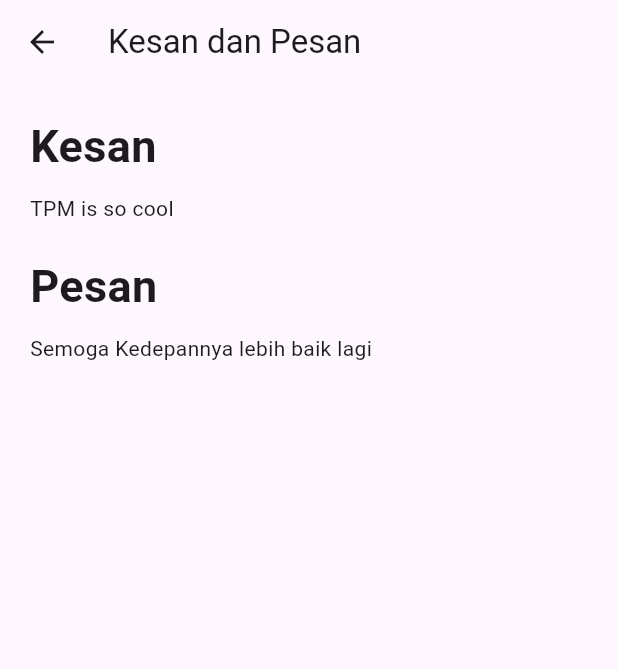
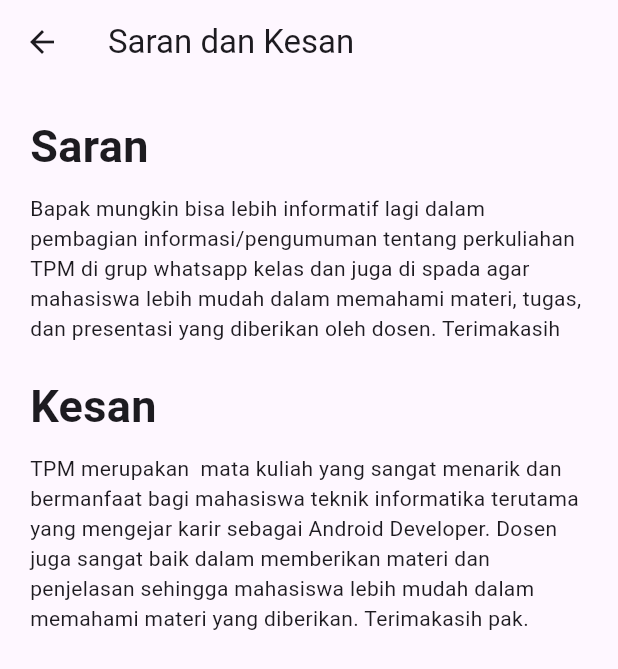
Before and after one commit to hzlnqodrey/book_rec_app_flutter, a Flutter app: the KesanPesan screen opened directly, on a phone screen of 412 x 824 dp. Shown: the top 669 px of the screen. Run offline on Flutter 3.47's test engine with Material 3 defaults, Android fonts, the phone set to English and light mode, and no system bars; our stand-ins replace dio, google_fonts, google_nav_bar, hive, hive_flutter, open_file and 1 more; missing offline and left inert: bcrypt; accounts and stored records are empty; Roboto replaces fonts that are missing (Poppins).

Commit message:
some features changed, add london utc converter and edit data saran dan kesan

```diff
--- a/lib/screen/bottom_navbar.dart
+++ b/lib/.archived/bottom_navbar.dart
@@ -1,7 +1,7 @@
 import 'package:flutter/material.dart';
 import 'package:google_nav_bar/google_nav_bar.dart';
-import 'menu_tambahan.dart';
-import 'profile.dart';
+import '../screen/menu_tambahan.dart';
+import '../screen/profile.dart';
 import '../service/api/loadingscreen.dart';
 import 'package:book_recomendation_hazlan/screen/kesan_pesan.dart';
 
--- a/lib/main.dart
+++ b/lib/main.dart
@@ -1,6 +1,6 @@
 import 'package:flutter/material.dart';
 import 'package:hive_flutter/hive_flutter.dart';
-import 'package:book_recomendation_hazlan/screen/bottom_navbar.dart';
+import 'package:book_recomendation_hazlan/.archived/bottom_navbar.dart';
 import 'package:book_recomendation_hazlan/screen/login_page.dart';
 import 'models/shared_preference.dart';
 import 'models/user.dart';
--- a/lib/screen/menu_tambahan.dart
+++ b/lib/screen/extra_menu.dart
@@ -2,7 +2,7 @@ import 'dart:async';
 import 'dart:io';
 import 'package:flutter/material.dart';
 import 'package:intl/intl.dart';
-import 'package:book_recomendation_hazlan/screen/konversi_uang.dart';
+import 'package:book_recomendation_hazlan/helper/money_convert.dart';
 
 class ExtraMenu extends StatefulWidget {
   const ExtraMenu({key});
@@ -12,7 +12,7 @@ class ExtraMenu extends StatefulWidget {
 }
 
 class _ExtraMenuState extends State<ExtraMenu> {
-  List<String> listWaktuBagian = <String>['WIB', 'WITA', 'WIT', 'UTC'];
+  List<String> listWaktuBagian = <String>['WIB', 'WITA', 'WIT', 'London'];
   late String waktuBagian = listWaktuBagian.first;
   late String timeString;
   late Timer timer;
@@ -151,7 +151,7 @@ class _ExtraMenuState extends State<ExtraMenu> {
                     child: Text(
                       timeString,
                       style:
-                      const TextStyle(fontSize: 25, fontFamily: 'Poppins'),
+                          const TextStyle(fontSize: 25, fontFamily: 'Poppins'),
                     ),
                   ),
                   const SizedBox(
@@ -297,7 +297,7 @@ class _ExtraMenuState extends State<ExtraMenu> {
               ElevatedButton(
                 style: ElevatedButton.styleFrom(
                   padding:
-                  const EdgeInsets.symmetric(horizontal: 20, vertical: 10),
+                      const EdgeInsets.symmetric(horizontal: 20, vertical: 10),
                   textStyle: const TextStyle(
                     fontSize: 20,
                     fontWeight: FontWeight.bold,
@@ -325,8 +325,8 @@ class _ExtraMenuState extends State<ExtraMenu> {
       waktu = DateTime.now().add(const Duration(hours: 1));
     } else if (waktuBagian == 'WIT') {
       waktu = DateTime.now().add(const Duration(hours: 2));
-    } else if (waktuBagian == 'UTC') {
-      waktu = DateTime.now().toUtc();
+    } else if (waktuBagian == 'London') {
+      waktu = DateTime.now().toUtc().add(const Duration(hours: 1));
     } else {
       waktu = DateTime.now();
     }
--- a/lib/screen/homepage.dart
+++ b/lib/screen/homepage.dart
@@ -1,10 +1,10 @@
 import 'package:book_recomendation_hazlan/screen/homescreen.dart';
 import 'package:flutter/material.dart';
 import 'package:google_nav_bar/google_nav_bar.dart';
-import 'menu_tambahan.dart';
+import 'extra_menu.dart';
 import 'profile.dart';
 import '../service/api/loadingscreen.dart';
-import 'package:book_recomendation_hazlan/screen/kesan_pesan.dart';
+import 'package:book_recomendation_hazlan/screen/saran_kesan.dart';
 import 'package:book_recomendation_hazlan/models/shared_preference.dart';
 import 'package:book_recomendation_hazlan/screen/login_page.dart';
 import 'package:flutter/src/foundation/key.dart';
--- a/lib/screen/kesan_pesan.dart
+++ /dev/null
@@ -1,28 +0,0 @@
-import 'package:flutter/material.dart';
-
-class KesanPesan extends StatelessWidget {
-  const KesanPesan({Key? key}) : super(key: key);
-
-  @override
-  Widget build(BuildContext context) {
-    return Scaffold(
-      appBar: AppBar(title: Text('Kesan dan Pesan'),),
-      body: Padding(
-        padding: EdgeInsets.all(20),
-        child:Column(
-          crossAxisAlignment: CrossAxisAlignment.start,
-          children: [
-            Text('Kesan', style: TextStyle(fontWeight: FontWeight.bold, fontSize: 30),),
-            SizedBox(height: 10,),
-            Text('TPM is so cool'),
-            SizedBox(height: 20,),
-            Text('Pesan', style: TextStyle(fontSize: 30, fontWeight: FontWeight.bold),),
-            SizedBox(height: 10,),
-            Text('Semoga Kedepannya lebih baik lagi'),
-          ],
-        ),
-      ),
-
-    );
-  }
-}
--- a/lib/screen/login_page.dart
+++ b/lib/screen/login_page.dart
@@ -2,7 +2,7 @@ import 'package:book_recomendation_hazlan/screen/homepage.dart';
 import 'package:flutter/material.dart';
 import 'package:book_recomendation_hazlan/screen/regist_page.dart';
 import 'package:book_recomendation_hazlan/models/hive_database.dart';
-import 'bottom_navbar.dart';
+// import '../.archived/bottom_navbar.dart';
 
 class LoginPage extends StatefulWidget {
   const LoginPage({Key? key}) : super(key: key);
--- /dev/null
+++ b/lib/screen/saran_kesan.dart
@@ -0,0 +1,43 @@
+import 'package:flutter/material.dart';
+
+class KesanPesan extends StatelessWidget {
+  const KesanPesan({Key? key}) : super(key: key);
+
+  @override
+  Widget build(BuildContext context) {
+    return Scaffold(
+      appBar: AppBar(
+        title: Text('Saran dan Kesan'),
+      ),
+      body: Padding(
+        padding: EdgeInsets.all(20),
+        child: Column(
+          crossAxisAlignment: CrossAxisAlignment.start,
+          children: [
+            Text(
+              'Saran',
+              style: TextStyle(fontWeight: FontWeight.bold, fontSize: 30),
+            ),
+            SizedBox(
+              height: 10,
+            ),
+            Text(
+                'Bapak mungkin bisa lebih informatif lagi dalam pembagian informasi/pengumuman tentang perkuliahan TPM di grup whatsapp kelas dan juga di spada agar mahasiswa lebih mudah dalam memahami materi, tugas, dan presentasi yang diberikan oleh dosen. Terimakasih'),
+            SizedBox(
+              height: 20,
+            ),
+            Text(
+              'Kesan',
+              style: TextStyle(fontSize: 30, fontWeight: FontWeight.bold),
+            ),
+            SizedBox(
+              height: 10,
+            ),
+            Text(
+                'TPM merupakan  mata kuliah yang sangat menarik dan bermanfaat bagi mahasiswa teknik informatika terutama yang mengejar karir sebagai Android Developer. Dosen juga sangat baik dalam memberikan materi dan penjelasan sehingga mahasiswa lebih mudah dalam memahami materi yang diberikan. Terimakasih pak.'),
+          ],
+        ),
+      ),
+    );
+  }
+}
--- a/lib/category/mystery.dart
+++ b/lib/service/category/mystery.dart
@@ -1,7 +1,7 @@
 import 'package:flutter/material.dart';
 import 'package:flutter/src/widgets/framework.dart';
 
-import '../service/api/bookloading.dart';
+import '../api/bookloading.dart';
 
 class mystery extends StatefulWidget {
   var c1;
```
Also changed, not shown: lib/screen/homescreen.dart (+4 -4 lines), lib/helper/money_convert.dart (renamed from lib/screen/konversi_uang.dart), lib/service/category/fantasy.dart (renamed from lib/category/fantasy.dart), lib/service/category/health.dart (renamed from lib/category/health.dart), lib/service/category/horror.dart (renamed from lib/category/horror.dart).
